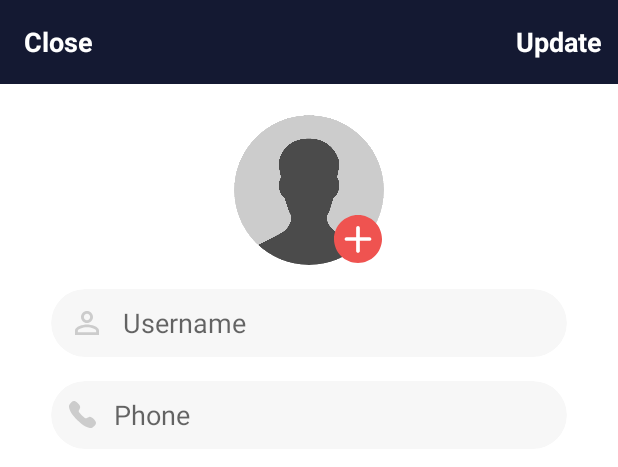
After one commit to Jono-A/PetFinals, an Android app: the layout fragment_settings.xml on its own in the app's theme, with its tools: preview values and no code run, on a phone screen of 412 x 824 dp. The commit adds this screen. Shown: the top 467 px of the screen. Run offline under Robolectric (Android 15) with nearby library versions, the phone set to English and light mode, and no system bars.

Commit message:
Design Profile & Settings Fragment.

```diff
--- a/app/src/main/java/com/shorbgy/petsshelter/pojo/User.kt
+++ b/app/src/main/java/com/shorbgy/petsshelter/pojo/User.kt
@@ -4,5 +4,6 @@ data class User(
     val email: String? = null,
     val image_url: String? = null,
     val phone: String? = null,
+    val uid: String? = null,
     val username: String? = null
 )
--- a/app/src/main/java/com/shorbgy/petsshelter/ui/LoginActivity.kt
+++ b/app/src/main/java/com/shorbgy/petsshelter/ui/LoginActivity.kt
@@ -186,6 +186,7 @@ class LoginActivity : AppCompatActivity() {
     private fun createUser(){
         val currentUser = FirebaseAuth.getInstance().currentUser
         val userMap: HashMap<String, Any?> = HashMap()
+        userMap["uid"] = currentUser?.uid
         userMap["email"] = currentUser?.email
         userMap["image_url"] = currentUser?.photoUrl.toString()
         userMap["phone"] = "None"
--- a/app/src/main/java/com/shorbgy/petsshelter/ui/home_activity/fragments/ShareFragment.kt
+++ b/app/src/main/java/com/shorbgy/petsshelter/ui/home_activity/fragments/ShareFragment.kt
@@ -18,6 +18,7 @@ import androidx.navigation.fragment.findNavController
 import com.bumptech.glide.Glide
 import com.github.dhaval2404.imagepicker.ImagePicker
 import com.google.android.material.snackbar.Snackbar
+import com.google.firebase.auth.FirebaseAuth
 import com.shorbgy.petsshelter.R
 import com.shorbgy.petsshelter.databinding.FragmentShareBinding
 import com.shorbgy.petsshelter.pojo.Pet
@@ -95,7 +96,7 @@ class ShareFragment : Fragment() {
                         if (uri != null) {
                             val id: String = Calendar.getInstance().timeInMillis.toString()
                             val name: String = binding.petName.text.toString()
-                            val owner = ""
+                            val owner = FirebaseAuth.getInstance().currentUser!!.email
                             val dateOfBirth: String = binding.dob.text.toString()
                             val gender: String = gender
                             val age: String = binding.age.text.toString()
--- a/app/src/main/java/com/shorbgy/petsshelter/ui/register_activity/RegisterActivity.kt
+++ b/app/src/main/java/com/shorbgy/petsshelter/ui/register_activity/RegisterActivity.kt
@@ -89,6 +89,7 @@ class RegisterActivity : AppCompatActivity() {
                     userMap["username"] = binding.etUsername.text.toString()
                     userMap["phone"] = binding.etPhone.text.toString()
                     userMap["image_url"] = ""
+                    userMap["uid"] = FirebaseAuth.getInstance().currentUser!!.uid
 
                     viewModel.createUser(FirebaseAuth.getInstance().currentUser!!.uid, userMap)
                         .addOnCompleteListener{
--- a/app/src/main/res/drawable/ic_person.xml
+++ b/app/src/main/res/drawable/ic_person.xml
@@ -1,9 +1,5 @@
-<vector xmlns:android="http://schemas.android.com/apk/res/android"
-    android:width="24dp"
-    android:height="24dp"
-    android:viewportWidth="24.0"
-    android:viewportHeight="24.0">
-    <path
-        android:fillColor="#cccccc"
-        android:pathData="M12,12c2.21,0 4,-1.79 4,-4s-1.79,-4 -4,-4 -4,1.79 -4,4 1.79,4 4,4zM12,14c-2.67,0 -8,1.34 -8,4v2h16v-2c0,-2.66 -5.33,-4 -8,-4z"/>
+<vector android:height="24dp" android:tint="#cccccc"
+    android:viewportHeight="24" android:viewportWidth="24"
+    android:width="24dp" xmlns:android="http://schemas.android.com/apk/res/android">
+    <path android:fillColor="@android:color/black" android:pathData="M12,5.9c1.16,0 2.1,0.94 2.1,2.1s-0.94,2.1 -2.1,2.1S9.9,9.16 9.9,8s0.94,-2.1 2.1,-2.1m0,9c2.97,0 6.1,1.46 6.1,2.1v1.1L5.9,18.1L5.9,17c0,-0.64 3.13,-2.1 6.1,-2.1M12,4C9.79,4 8,5.79 8,8s1.79,4 4,4 4,-1.79 4,-4 -1.79,-4 -4,-4zM12,13c-2.67,0 -8,1.34 -8,4v3h16v-3c0,-2.66 -5.33,-4 -8,-4z"/>
 </vector>
--- /dev/null
+++ b/app/src/main/res/layout/fragment_settings.xml
@@ -0,0 +1,139 @@
+<?xml version="1.0" encoding="utf-8"?>
+<layout xmlns:android="http://schemas.android.com/apk/res/android"
+    xmlns:tools="http://schemas.android.com/tools"
+    xmlns:app="http://schemas.android.com/apk/res-auto">
+
+    <data>
+
+    </data>
+
+    <LinearLayout
+        android:layout_width="match_parent"
+        android:layout_height="match_parent"
+        tools:context=".ui.home_activity.fragments.SettingsFragment"
+        android:orientation="vertical">
+
+        <androidx.appcompat.widget.Toolbar
+            android:layout_width="match_parent"
+            android:layout_height="?attr/actionBarSize"
+            android:background="@color/colorPrimary">
+
+            <RelativeLayout
+                android:layout_width="match_parent"
+                android:layout_height="wrap_content">
+
+                <TextView
+                    android:id="@+id/close_tv"
+                    android:layout_width="wrap_content"
+                    android:layout_height="wrap_content"
+                    android:text="@string/close"
+                    android:textColor="@color/white"
+                    android:textSize="18sp"
+                    android:textStyle="bold"
+                    android:clickable="true"
+                    android:focusable="true"
+                    android:background="?attr/selectableItemBackground" />
+
+                <TextView
+                    android:id="@+id/update_tv"
+                    android:layout_width="wrap_content"
+                    android:layout_height="wrap_content"
+                    android:text="@string/update"
+                    android:textColor="@color/white"
+                    android:textSize="18sp"
+                    android:textStyle="bold"
+                    android:layout_alignParentEnd="true"
+                    android:layout_marginEnd="@dimen/_8sdp"
+                    tools:ignore="RelativeOverlap"
+                    android:clickable="true"
+                    android:focusable="true"
+                    android:background="?attr/selectableItemBackground" />
+
+            </RelativeLayout>
+
+        </androidx.appcompat.widget.Toolbar>
+
+
+        <RelativeLayout
+            android:id="@+id/signup_image_layout"
+            android:layout_gravity="center"
+            android:layout_width="100dp"
+            android:layout_height="100dp"
+            android:layout_marginBottom="8dp"
+            android:layout_marginTop="@dimen/_16sdp">
+
+            <de.hdodenhof.circleimageview.CircleImageView
+                android:id="@+id/image"
+                android:layout_width="match_parent"
+                android:layout_height="match_parent"
+                android:scaleType="centerCrop"
+                android:src="@mipmap/person_placeholdr" />
+
+            <ImageView
+                android:layout_width="32dp"
+                android:layout_height="32dp"
+                android:layout_margin="1dp"
+                android:layout_alignParentEnd="true"
+                android:layout_alignParentBottom="true"
+                app:srcCompat="@drawable/ic_plus"
+                tools:ignore="ContentDescription" />
+
+        </RelativeLayout>
+
+
+        <androidx.cardview.widget.CardView
+            android:layout_width="wrap_content"
+            android:layout_height="wrap_content"
+            android:layout_gravity="center"
+            android:layout_margin="@dimen/_6sdp"
+            app:cardBackgroundColor="@color/colorTextInputBackground"
+            app:cardCornerRadius="24dp"
+            app:cardElevation="0dp">
+
+            <com.google.android.material.textfield.TextInputEditText
+                android:id="@+id/et_username"
+                android:layout_width="wrap_content"
+                android:layout_height="wrap_content"
+                android:layout_gravity="center"
+                android:layout_marginLeft="12dp"
+                android:layout_marginRight="12dp"
+                android:background="@android:color/transparent"
+                android:drawableStart="@drawable/ic_person"
+                android:drawablePadding="12dp"
+                android:hint="@string/username"
+                android:imeOptions="actionNext"
+                android:minWidth="320dp"
+                android:minHeight="45dp"
+                android:singleLine="true" />
+        </androidx.cardview.widget.CardView>
+
+        <androidx.cardview.widget.CardView
+            android:layout_width="wrap_content"
+            android:layout_height="wrap_content"
+            android:layout_gravity="center"
+            android:layout_margin="@dimen/_6sdp"
+            app:cardBackgroundColor="@color/colorTextInputBackground"
+            app:cardCornerRadius="24dp"
+            app:cardElevation="0dp">
+
+            <com.google.android.material.textfield.TextInputEditText
+                android:id="@+id/et_phone"
+                android:layout_width="wrap_content"
+                android:layout_height="wrap_content"
+                android:layout_gravity="center"
+                android:layout_marginLeft="12dp"
+                android:layout_marginRight="12dp"
+                android:background="@android:color/transparent"
+                android:drawableStart="@drawable/ic_phone"
+                android:drawablePadding="12dp"
+                android:hint="@string/phone"
+                android:imeOptions="actionNext"
+                android:minWidth="320dp"
+                android:minHeight="45dp"
+                android:singleLine="true"
+                android:inputType="phone" />
+        </androidx.cardview.widget.CardView>
+
+
+    </LinearLayout>
+</layout>
--- a/app/src/main/res/values/strings.xml
+++ b/app/src/main/res/values/strings.xml
@@ -45,4 +45,7 @@
     <string name="facebook_app_id">251984249746021</string>
     <string name="fb_login_protocol_scheme">fb251984249746021</string>
     <string name="sign_out">Sign Out</string>
+    <string name="profile">Profile</string>
+    <string name="update">Update</string>
+    <string name="settings">Settings</string>
 </resources>
```
Also changed, not shown: app/src/main/java/com/shorbgy/petsshelter/ui/home_activity/HomeActivity.kt (+16 -8 lines), app/src/main/java/com/shorbgy/petsshelter/ui/home_activity/HomeViewModel.kt (+33 -3 lines), app/src/main/java/com/shorbgy/petsshelter/ui/home_activity/fragments/ProfileFragment.kt (added, +92 -0 lines), app/src/main/java/com/shorbgy/petsshelter/ui/home_activity/fragments/SettingsFragment.kt (added, +50 -0 lines), app/src/main/res/layout/fragment_profile.xml (added, +62 -0 lines), app/src/main/res/menu/bottom_nav_menu.xml (+7 -1 lines), app/src/main/res/menu/profile_menu.xml (added, +8 -0 lines), app/src/main/res/navigation/mobile_navigation.xml (+14 -0 lines).
